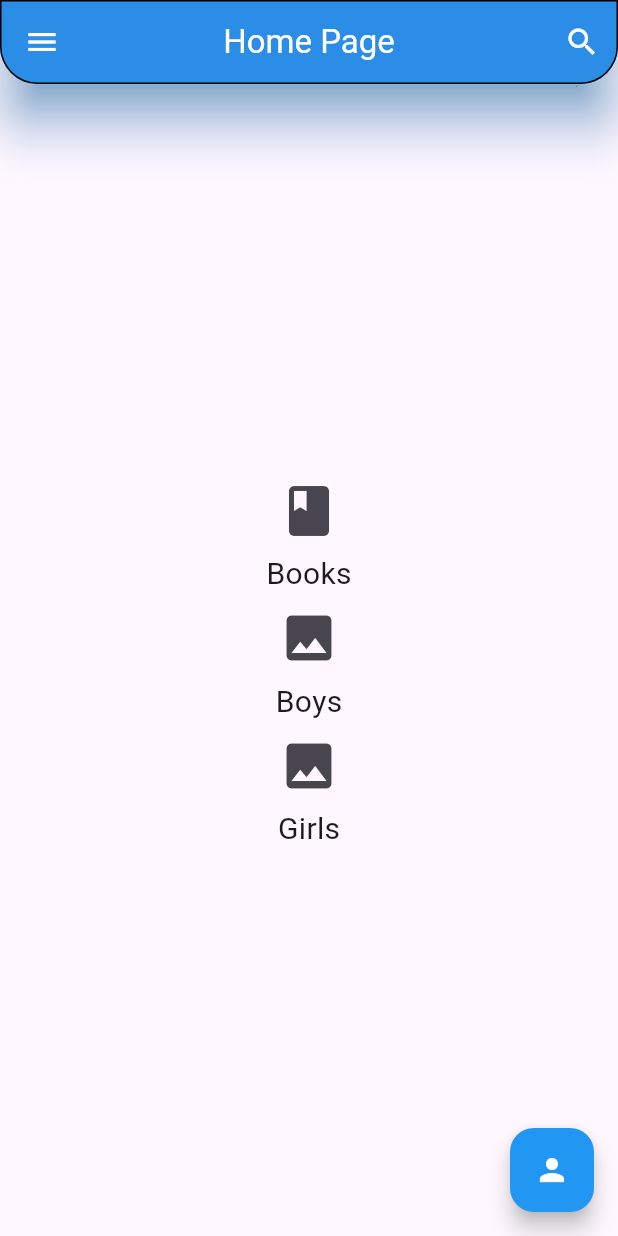
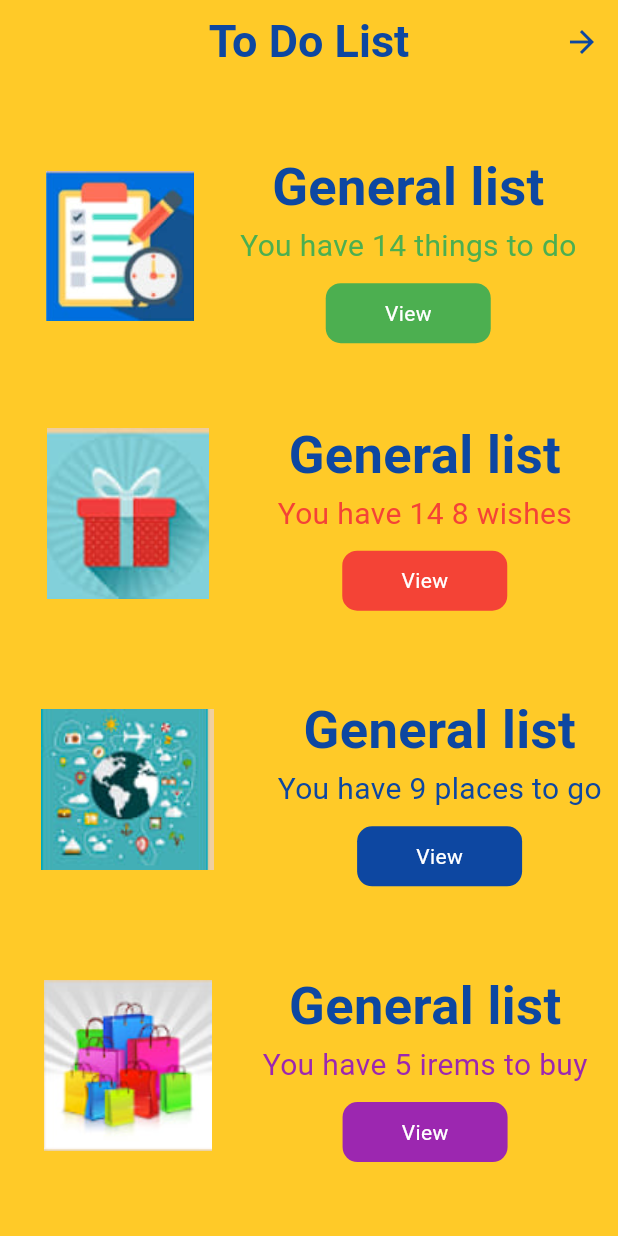
Before and after one commit to abdu11o4/home_book, a Flutter app: the screen it shows after launch, on a phone screen of 412 x 824 dp. Run offline on Flutter 3.47's test engine with Material 2 defaults, Android fonts, the light colour scheme and no system bars.

Commit message:
home_task

```diff
--- a/lib/main.dart
+++ b/lib/main.dart
@@ -1,5 +1,5 @@
 import 'package:flutter/material.dart';
-import 'package:home_book/pages/home_page.dart';
+import 'package:home_book/pages_task/homet_page.dart';
 
 void main() {
   runApp(const MyApp());
@@ -17,7 +17,7 @@ class MyApp extends StatelessWidget {
         colorScheme: ColorScheme.fromSeed(seedColor: Colors.deepPurple),
         useMaterial3: true,
       ),
-      home: const HomePage(),
+      home: const Hometask(),
     );
   }
 }
--- /dev/null
+++ b/lib/pages_task/homet_page.dart
@@ -0,0 +1,204 @@
+import 'package:flutter/material.dart';
+import 'package:home_book/pages_task/homet2.dart';
+
+class Hometask extends StatelessWidget {
+  const Hometask({super.key});
+
+  @override
+  Widget build(BuildContext context) {
+    return Scaffold(
+      appBar: AppBar(
+        centerTitle: true,
+        backgroundColor: Colors.amber.shade400,
+        title: const Text(
+          "To Do List",
+          style: TextStyle(fontWeight: FontWeight.bold, fontSize: 30),
+        ),
+        foregroundColor: Colors.blue.shade900,
+        actions: [
+          IconButton(
+            onPressed: () {
+              Navigator.push(
+                context,
+                MaterialPageRoute(
+                  builder: (context) => const HomeTask2(),
+                ),
+              );
+            },
+            icon: const Icon(Icons.arrow_forward),
+          )
+        ],
+      ),
+      backgroundColor: Colors.amber.shade400,
+      body: Column(
+        mainAxisAlignment: MainAxisAlignment.spaceEvenly,
+        children: [
+          Row(
+            children: [
+              const SizedBox(width: 30),
+              Image.asset(
+                "assets/task1.jpg",
+                height: 100,
+                width: 100,
+              ),
+              const SizedBox(width: 30),
+              Column(
+                children: [
+                  Text(
+                    "General list",
+                    style: TextStyle(
+                      fontWeight: FontWeight.bold,
+                      fontSize: 35,
+                      color: Colors.blue.shade900,
+                    ),
+                  ),
+                  const Text(
+                    "You have 14 things to do",
+                    style: TextStyle(color: Colors.green, fontSize: 20),
+                  ),
+                  const SizedBox(height: 10),
+                  Container(
+                    alignment: Alignment.center,
+                    width: 110,
+                    height: 40,
+                    decoration: BoxDecoration(
+                      color: Colors.green,
+                      borderRadius: BorderRadius.circular(10),
+                    ),
+                    child: const Text(
+                      "View",
+                      style: TextStyle(color: Colors.white),
+                    ),
+                  ),
+                ],
+              ),
+            ],
+          ),
+          Row(
+            children: [
+              const SizedBox(width: 15),
+              Image.asset(
+                "assets/task2.jpg",
+                height: 140,
+                width: 140,
+              ),
+              const SizedBox(width: 30),
+              Column(
+                children: [
+                  Text(
+                    "General list",
+                    style: TextStyle(
+                      fontWeight: FontWeight.bold,
+                      fontSize: 35,
+                      color: Colors.blue.shade900,
+                    ),
+                  ),
+                  const Text(
+                    "You have 14 8 wishes",
+                    style: TextStyle(color: Colors.red, fontSize: 20),
+                  ),
+                  const SizedBox(height: 10),
+                  Container(
+                    alignment: Alignment.center,
+                    width: 110,
+                    height: 40,
+                    decoration: BoxDecoration(
+                      color: Colors.red,
+                      borderRadius: BorderRadius.circular(10),
+                    ),
+                    child: const Text(
+                      "View",
+                      style: TextStyle(color: Colors.white),
+                    ),
+                  ),
+                ],
+              ),
+            ],
+          ),
+          Row(
+            children: [
+              const SizedBox(width: 15),
+              Image.asset(
+                "assets/task3.jpg",
+                height: 140,
+                width: 140,
+              ),
+              const SizedBox(width: 30),
+              Column(
+                children: [
+                  Text(
+                    "General list",
+                    style: TextStyle(
+                      fontWeight: FontWeight.bold,
+                      fontSize: 35,
+                      color: Colors.blue.shade900,
+                    ),
+                  ),
+                  Text(
+                    "You have 9 places to go",
+                    style: TextStyle(color: Colors.blue.shade900, fontSize: 20),
+                  ),
+                  const SizedBox(height: 10),
+                  Container(
+                    alignment: Alignment.center,
+                    width: 110,
+                    height: 40,
+                    decoration: BoxDecoration(
+                      color: Colors.blue.shade900,
+                      borderRadius: BorderRadius.circular(10),
+                    ),
+                    child: const Text(
+                      "View",
+                      style: TextStyle(color: Colors.white),
+                    ),
+                  ),
+                ],
+              ),
+            ],
+          ),
+          Row(
+            children: [
+              const SizedBox(width: 15),
+              Image.asset(
+                "assets/task4.jpg",
+                height: 140,
+                width: 140,
+              ),
+              const SizedBox(width: 20),
+              Column(
+                children: [
+                  Text(
+                    "General list",
+                    style: TextStyle(
+                      fontWeight: FontWeight.bold,
+                      fontSize: 35,
+                      color: Colors.blue.shade900,
+                    ),
+                  ),
+                  const Text(
+                    "You have 5 irems to buy",
+                    style: TextStyle(color: Colors.purple, fontSize: 20),
+                  ),
+                  const SizedBox(height: 10),
+                  Container(
+                    alignment: Alignment.center,
+                    width: 110,
+                    height: 40,
+                    decoration: BoxDecoration(
+                      color: Colors.purple,
+                      borderRadius: BorderRadius.circular(10),
+                    ),
+                    child: const Text(
+                      "View",
+                      style: TextStyle(color: Colors.white),
+                    ),
+                  ),
+                ],
+              ),
+            ],
+          ),
+        ],
+      ),
+    );
+  }
+}
```
Also changed, not shown: lib/pages_task/homet2.dart (added, +464 -0 lines), assets/task1.jpg (added), assets/task2.jpg (added), assets/task3.jpg (added), assets/task4.jpg (added), 63 other files.
